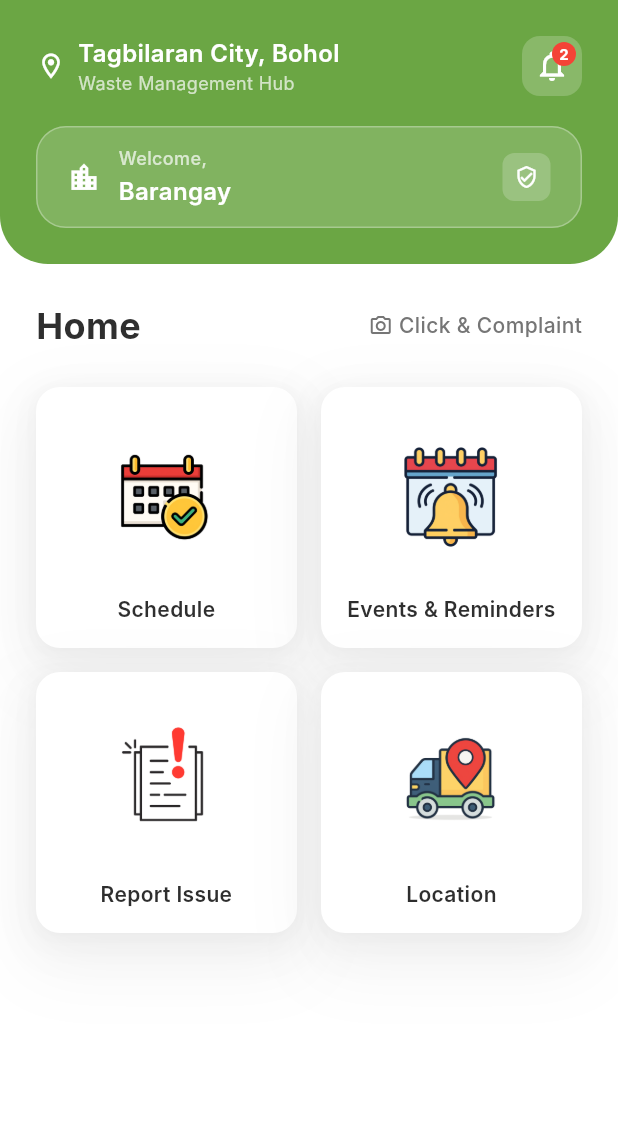
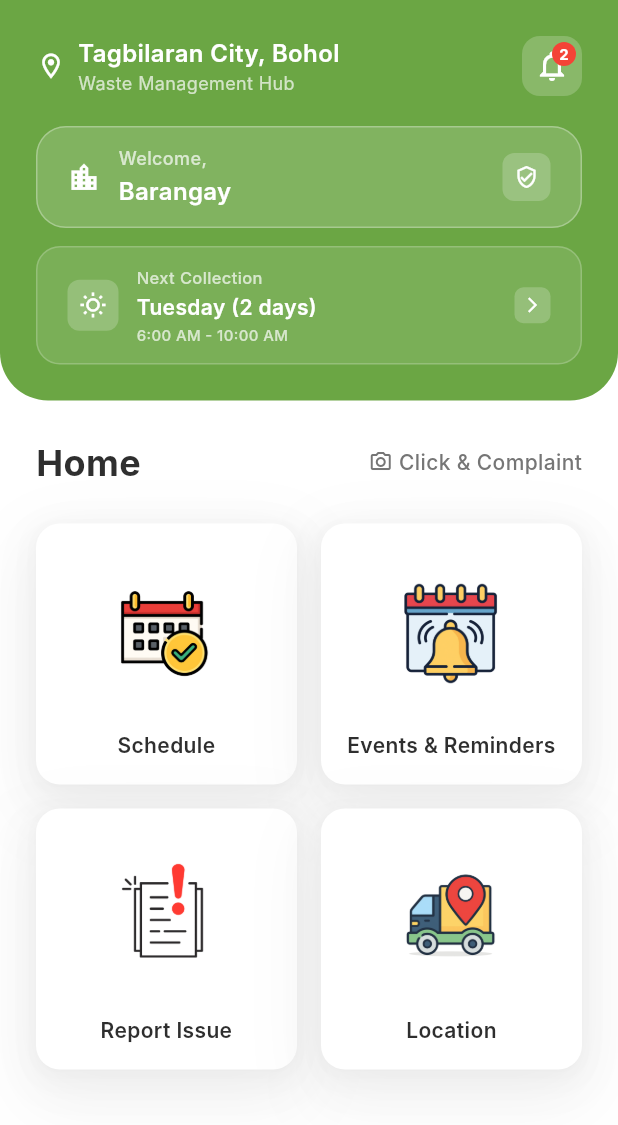
Before and after one commit to ceciliomichael/green_tagbiliran, a Flutter app: the HomeScreen screen opened directly, on a phone screen of 412 x 824 dp. Shown: the top 1125 px of the screen. Run offline on Flutter 3.47's test engine with Material 3 defaults, Android fonts, the phone set to English and light mode, and no system bars; our stand-ins replace flutter_map, flutter_svg, image_picker, latlong2, shared_preferences; accounts and stored records are empty; Roboto replaces fonts that are missing (Inter).

Commit message:
feat: display next garbage collection schedule on home screen

```diff
--- a/lib/screens/home/home_screen.dart
+++ b/lib/screens/home/home_screen.dart
@@ -22,6 +22,79 @@ class _HomeScreenState extends State<HomeScreen> {
 
   String get _userName {
     return _authService.currentUser?.fullName ?? 'User';
+  }
+
+  ScheduleItem? get _nextSchedule {
+    // Find the schedule for the user's barangay
+    final userBarangay = _userBarangay;
+    try {
+      return HomeConstants.garbageCollectionSchedule.firstWhere(
+        (schedule) => schedule.barangay.toLowerCase().contains(
+          userBarangay.toLowerCase(),
+        ),
+      );
+    } catch (e) {
+      return null;
+    }
+  }
+
+  String _getNextCollectionDay() {
+    final schedule = _nextSchedule;
+    if (schedule == null) return 'No schedule available';
+
+    final now = DateTime.now();
+    final currentDay = now.weekday; // 1 = Monday, 7 = Sunday
+
+    // Parse collection days
+    final dayString = schedule.day.toLowerCase();
+    List<int> collectionDays = [];
+
+    if (dayString.contains('monday')) collectionDays.add(1);
+    if (dayString.contains('tuesday')) collectionDays.add(2);
+    if (dayString.contains('wednesday')) collectionDays.add(3);
+    if (dayString.contains('thursday')) collectionDays.add(4);
+    if (dayString.contains('friday')) collectionDays.add(5);
+    if (dayString.contains('saturday')) collectionDays.add(6);
+    if (dayString.contains('sunday')) collectionDays.add(7);
+
+    if (collectionDays.isEmpty) return 'No schedule available';
+
+    // Find next collection day
+    int? nextDay;
+    int daysUntil = 8; // Max days to check
+
+    for (int day in collectionDays) {
+      int diff = day - currentDay;
+      if (diff <= 0) diff += 7; // Next week if today or past
+
+      if (diff < daysUntil) {
+        daysUntil = diff;
+        nextDay = day;
+      }
+    }
+
+    if (nextDay == null) return 'No schedule available';
+
+    // Format the result
+    final dayNames = [
+      '',
+      'Monday',
+      'Tuesday',
+      'Wednesday',
+      'Thursday',
+      'Friday',
+      'Saturday',
+      'Sunday',
+    ];
+    final nextDate = now.add(Duration(days: daysUntil));
+
+    if (daysUntil == 1) {
+      return 'Tomorrow (${dayNames[nextDay]})';
+    } else if (daysUntil < 7) {
+      return '${dayNames[nextDay]} (${daysUntil} days)';
+    } else {
+      return 'Next ${dayNames[nextDay]}';
+    }
   }
 
   Widget _buildHeader() {
@@ -168,6 +241,92 @@ class _HomeScreenState extends State<HomeScreen> {
                     Icons.verified_user_outlined,
                     color: Colors.white,
                     size: 16,
+                  ),
+                ),
+              ],
+            ),
+          ),
+
+          const SizedBox(height: 12),
+
+          // Next Collection Schedule
+          Container(
+            padding: const EdgeInsets.symmetric(horizontal: 20, vertical: 12),
+            decoration: BoxDecoration(
+              color: Colors.white.withValues(alpha: 0.1),
+              borderRadius: BorderRadius.circular(16),
+              border: Border.all(
+                color: Colors.white.withValues(alpha: 0.2),
+                width: 1,
+              ),
+            ),
+            child: Row(
+              children: [
+                Container(
+                  padding: const EdgeInsets.all(8),
+                  decoration: BoxDecoration(
+                    color: Colors.white.withValues(alpha: 0.2),
+                    borderRadius: BorderRadius.circular(8),
+                  ),
+                  child: Icon(
+                    _nextSchedule?.time.contains('AM') == true
+                        ? Icons.wb_sunny_outlined
+                        : Icons.nightlight_outlined,
+                    color: Colors.white,
+                    size: 18,
+                  ),
+                ),
+                const SizedBox(width: 12),
+                Expanded(
+                  child: Column(
+                    crossAxisAlignment: CrossAxisAlignment.start,
+                    children: [
+                      const Text(
+                        'Next Collection',
+                        style: TextStyle(
+                          color: Colors.white70,
+                          fontSize: 11,
+                          fontWeight: FontWeight.w500,
+                        ),
+                      ),
+                      const SizedBox(height: 2),
+                      Text(
+                        _getNextCollectionDay(),
+                        style: const TextStyle(
+                          color: Colors.white,
+                          fontSize: 14,
+                          fontWeight: FontWeight.w600,
+                        ),
+                      ),
+                      if (_nextSchedule != null) ...[
+                        const SizedBox(height: 1),
+                        Text(
+                          _nextSchedule!.time,
+                          style: const TextStyle(
+                            color: Colors.white70,
+                            fontSize: 10,
+                            fontWeight: FontWeight.w500,
+                          ),
+                        ),
+                      ],
+                    ],
+                  ),
+                ),
+                GestureDetector(
+                  onTap: () {
+                    Navigator.pushNamed(context, AppRoutes.schedule);
+                  },
+                  child: Container(
+                    padding: const EdgeInsets.all(6),
+                    decoration: BoxDecoration(
+                      color: Colors.white.withValues(alpha: 0.2),
+                      borderRadius: BorderRadius.circular(6),
+                    ),
+                    child: const Icon(
+                      Icons.arrow_forward_ios,
+                      color: Colors.white,
+                      size: 12,
+                    ),
                   ),
                 ),
               ],
```
